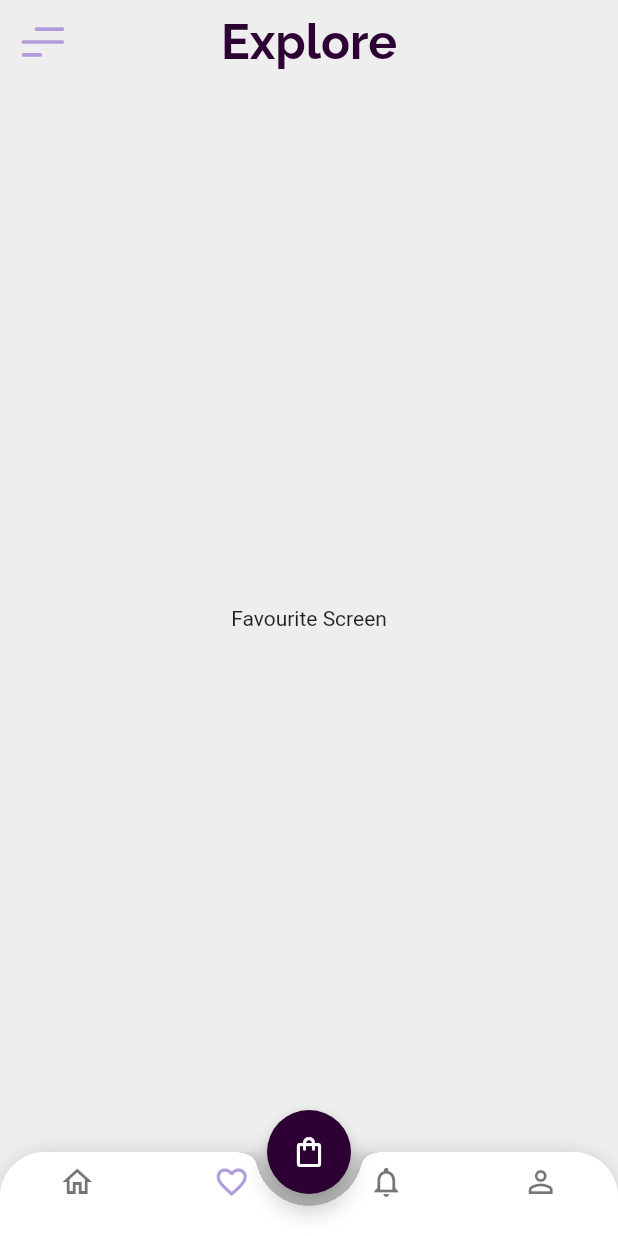
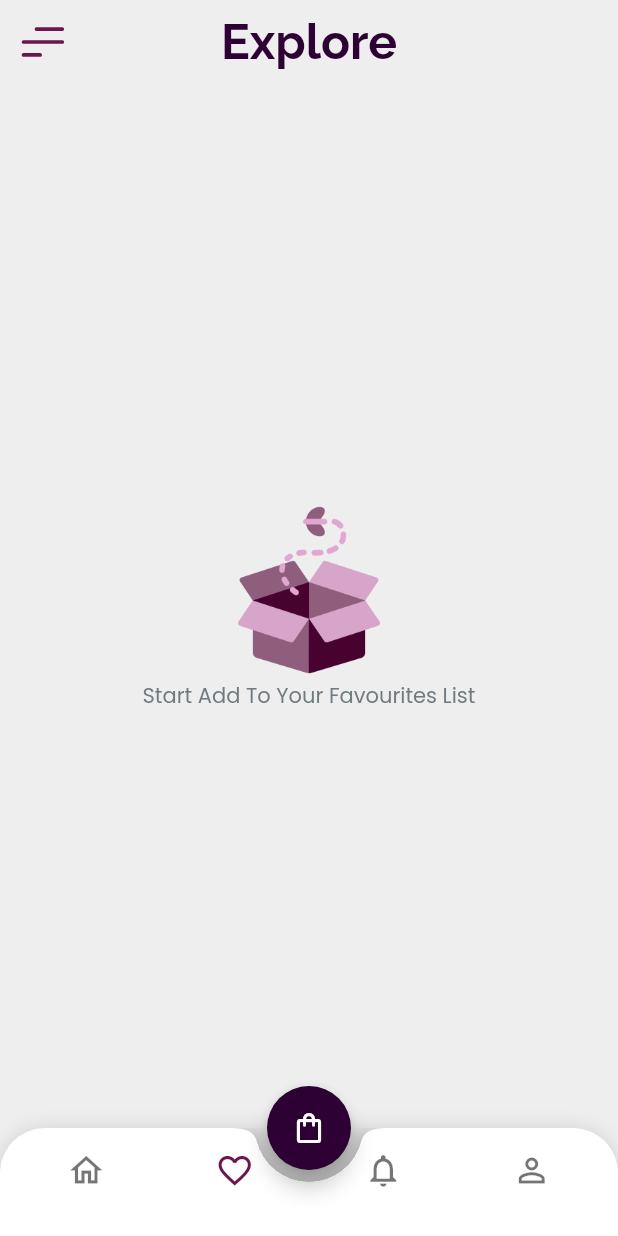
Before and after one commit to Rwan00/swift_buy, a Flutter app: the ShopLayout screen opened directly, item 2 of the bottom bar chosen, on a phone screen of 412 x 824 dp. Run offline on Flutter 3.47's test engine with Material 3 defaults, Android fonts, the phone set to English and light mode, and no system bars; our stand-ins replace carousel_slider, conditional_builder_null_safety, dio, easy_splash_screen, flutter_bloc, flutter_svg and 3 more; accounts and stored records are empty; network calls fail.

Commit message:
add favourite screen

```diff
--- a/lib/cubits/shop_cubit/shop_cubit.dart
+++ b/lib/cubits/shop_cubit/shop_cubit.dart
@@ -40,25 +40,25 @@ class ShopCubit extends Cubit<ShopStates>{
     BottomNavigationBarItem(
         icon: Icon(
           Icons.home_outlined,
-          size: 24,
+          size: 26,
         ),
         label: ''),
     BottomNavigationBarItem(
         icon: Icon(
           Icons.favorite_border,
-          size: 24,
+          size: 26,
         ),
         label: ''),
     BottomNavigationBarItem(
         icon: Icon(
           Icons.notifications_none_outlined,
-          size: 24,
+          size: 26,
         ),
         label: ''),
     BottomNavigationBarItem(
         icon: Icon(
           Icons.person_outline_sharp,
-          size: 24,
+          size: 26,
         ),
         label: ''),
   ];
@@ -66,6 +66,7 @@ class ShopCubit extends Cubit<ShopStates>{
 
   HomeModel? homeModel;
   Map<int,bool> favorites = {};
+  bool allFalse = true;
 
   void getHomeData(){
 
@@ -82,8 +83,17 @@ class ShopCubit extends Cubit<ShopStates>{
         favorites.addAll({
           element.id:element.isFav
         });
+
       });
       print(favorites.toString());
+      for (var value in favorites.values) {
+        if (value != false) {
+          allFalse = false;
+          break;
+        }else{
+          allFalse = true;
+        }
+      }
       emit(ShopSuccessHomeDataState());
     }).catchError((error){
       print(error.toString());
@@ -122,6 +132,17 @@ class ShopCubit extends Cubit<ShopStates>{
       print(value.data);
       if(!favModel!.status){
         favorites[productId] = !favorites[productId]!;
+      }else{
+        getFavData();
+      }
+      for (var value in favorites.values) {
+        if (value != false) {
+          allFalse = false;
+          break;
+        }
+        else{
+          allFalse = true;
+        }
       }
       emit(ShopSuccessChangeFavouritesState(favModel: favModel!));
     }).catchError((error){
@@ -131,14 +152,16 @@ class ShopCubit extends Cubit<ShopStates>{
     });
   }
 
-  GetFaModel? getFavModel;
+  GetFavModel? getFavModel;
+
   void getFavData(){
+    emit(ShopLoadingGetFavState());
     DioHelper.getData(
         url: FAVORITES,
         token: token
     ).then((value) {
-      getFavModel = GetFaModel.fromJson(value.data);
-      print(value.data.toString());
+      getFavModel = GetFavModel.fromJson(value.data);
+
       emit(ShopSuccessGetFavState());
     }).catchError((error){
       print(error);
--- a/lib/cubits/shop_cubit/shop_state.dart
+++ b/lib/cubits/shop_cubit/shop_state.dart
@@ -15,6 +15,7 @@ class ShopSuccessCategoriesState extends ShopStates{}
 class ShopErrorCategoriesState extends ShopStates{}
 
 class ShopSuccessGetFavState extends ShopStates{}
+class ShopLoadingGetFavState extends ShopStates{}
 class ShopErrorGetFavState extends ShopStates{}
 
 
--- a/lib/models/get_fav_model.dart
+++ b/lib/models/get_fav_model.dart
@@ -1,11 +1,11 @@
-class GetFaModel {
+class GetFavModel {
   final bool status;
   final FavData data;
 
-  GetFaModel({required this.status, required this.data});
+  GetFavModel({required this.status, required this.data});
 
-  factory GetFaModel.fromJson(Map<String,dynamic> json){
-    return GetFaModel(
+  factory GetFavModel.fromJson(Map<String,dynamic> json){
+    return GetFavModel(
         status: json["status"],
         data: FavData.fromJson(json["data"]),
     );
--- a/lib/screens/favourites_screen.dart
+++ b/lib/screens/favourites_screen.dart
@@ -1,12 +1,58 @@
+import 'package:conditional_builder_null_safety/conditional_builder_null_safety.dart';
 import 'package:flutter/material.dart';
+import 'package:flutter_bloc/flutter_bloc.dart';
+import 'package:swift_buy/theme/fonts.dart';
+
+import '../cubits/shop_cubit/shop_cubit.dart';
+import '../cubits/shop_cubit/shop_state.dart';
+import '../widgets/product_item.dart';
 
 class FavouriteScreen extends StatelessWidget {
   const FavouriteScreen({super.key});
 
   @override
   Widget build(BuildContext context) {
-    return const Center(
-      child: Text("Favourite Screen"),
+    return BlocConsumer<ShopCubit,ShopStates>(
+
+      listener: (context,state){},
+      builder: (context,state){
+        var cubit = ShopCubit.get(context);
+        return cubit.allFalse?
+        Center(
+          child: Column(
+            mainAxisAlignment: MainAxisAlignment.center,
+             //crossAxisAlignment: CrossAxisAlignment.center,
+            children: [
+              Image.asset("assets/images/empty.png",height: 120,width: 120,),
+              Text("Start Add To Your Favourites List",style: subTitle,)
+            ],
+          ),
+        ):
+        ConditionalBuilder(
+            condition: state is !ShopLoadingGetFavState,
+            builder:(context)=>GridView.builder(
+
+                padding: const EdgeInsets.symmetric(horizontal: 5),
+                gridDelegate:
+                const SliverGridDelegateWithMaxCrossAxisExtent(
+                  maxCrossAxisExtent: 210,
+                  childAspectRatio: 0.6,
+                  crossAxisSpacing: 1,
+                  mainAxisSpacing: 2,
+                ),
+                physics: const BouncingScrollPhysics(),
+                itemCount: cubit.getFavModel?.data.dataModel.length,
+
+                itemBuilder: (ctx, index) {
+                  var favModel = cubit.getFavModel?.data
+                      .dataModel[index].product;
+                  return
+                    ProductItem(
+                      model: favModel,isFav:cubit.favorites[favModel?.id]!,);
+                }),
+            fallback: (context)=>Center(child:CircularProgressIndicator() ,)
+        );
+      },
     );
   }
 }
--- a/lib/screens/home_screen.dart
+++ b/lib/screens/home_screen.dart
@@ -1,7 +1,6 @@
 import 'package:conditional_builder_null_safety/conditional_builder_null_safety.dart';
 import 'package:flutter/material.dart';
 import 'package:flutter_bloc/flutter_bloc.dart';
-
 
 import '../cubits/shop_cubit/shop_cubit.dart';
 import '../cubits/shop_cubit/shop_state.dart';
@@ -20,7 +19,7 @@ class HomeScreen extends StatelessWidget {
         return ConditionalBuilder(
             condition: cubit.homeModel != null && cubit.categoriesModel != null,
             builder: (context) =>  ProductsBuilder(model: cubit.homeModel!,),
-            fallback: (context)=> const Center(child: CircularProgressIndicator(),)
+            fallback: (context)=>  Center(child: Image.asset("assets/images/loading.gif",height: 95,width: 95,),)
         );
         },
         );
--- a/lib/screens/shop_layout.dart
+++ b/lib/screens/shop_layout.dart
@@ -38,7 +38,7 @@ class ShopLayout extends StatelessWidget {
                   height: 18,
                   width: 25,
                   colorFilter:  ColorFilter.mode(
-                      lightPurple, BlendMode.srcATop),
+                      sPurple, BlendMode.srcATop),
                 ),
               ),
             ),
@@ -51,7 +51,6 @@ class ShopLayout extends StatelessWidget {
               child: const Icon(Icons.shopping_bag_outlined),
             ),
             bottomNavigationBar: Container(
-
               decoration: const BoxDecoration(
                 borderRadius: BorderRadius.only(
                     topRight: Radius.circular(30), topLeft: Radius.circular(30)),
@@ -65,6 +64,7 @@ class ShopLayout extends StatelessWidget {
                   topRight: Radius.circular(30.0),
                 ),
                 child: BottomAppBar(
+                  padding: EdgeInsets.all(8),
                   clipBehavior: Clip.hardEdge,
                   shape: const CircularNotchedRectangle(),
                   notchMargin: 8,
--- a/lib/theme/body_theme.dart
+++ b/lib/theme/body_theme.dart
@@ -6,6 +6,7 @@ import 'fonts.dart';
 Color primaryPurple = const Color.fromRGBO(185, 104, 199, 1);
 Color lightPurple = const Color.fromRGBO(177, 155, 217,1);
 Color primaryDeepPurple = const Color.fromARGB(255, 45, 1, 51);
+Color sPurple = Color.fromARGB(255, 108, 22, 75);
 class BodyTheme {
   static final light = ThemeData(
     scaffoldBackgroundColor: Colors.grey[200],
@@ -13,7 +14,8 @@ class BodyTheme {
     bottomNavigationBarTheme:  BottomNavigationBarThemeData(
         backgroundColor: Colors.white,
         type: BottomNavigationBarType.fixed,
-        selectedItemColor: lightPurple,
+        selectedItemColor: sPurple,
+
       elevation: 16,
     ),
     appBarTheme: AppBarTheme(
--- a/lib/widgets/product_item.dart
+++ b/lib/widgets/product_item.dart
@@ -9,7 +9,7 @@ import '../theme/fonts.dart';
 import 'divide.dart';
 
 class ProductItem extends StatelessWidget {
-  final ProductModel model;
+  final dynamic model;
   final bool isFav;
 
   const ProductItem({required this.model, required this.isFav, super.key});
--- a/lib/widgets/products_builder.dart
+++ b/lib/widgets/products_builder.dart
@@ -165,7 +165,7 @@ class ProductsBuilder extends StatelessWidget {
                     physics: const BouncingScrollPhysics(),
                     itemCount: model.data.products.length,
                     itemBuilder: (ctx, index) {
-                      return  ProductItem(model: model.data.products[index],isFav:cubit.favorites[model.data.products[index].id]!);
+                      return  ProductItem(model: model.data.products[index],isFav:cubit.favorites[model.data.products[index].id]!,);
                     }),
               ),
             ],
```
Also changed, not shown: assets/images/empty.png (added), assets/images/loading.gif (added).
